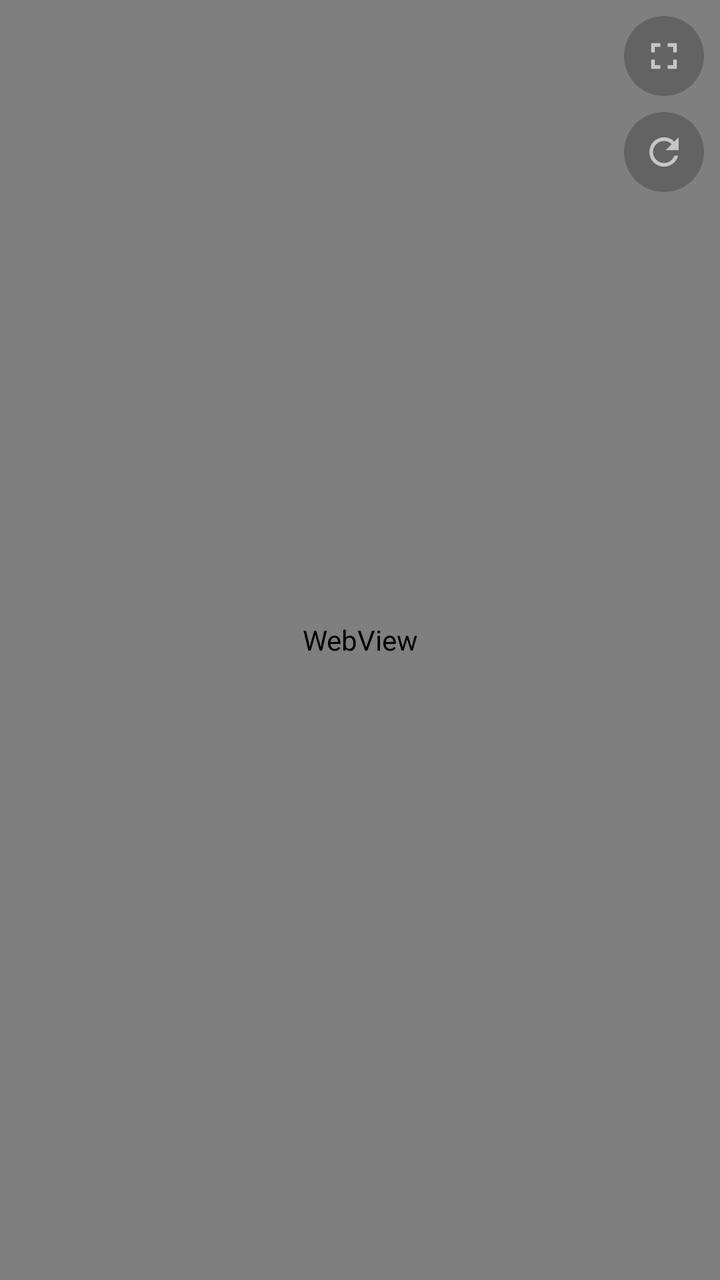
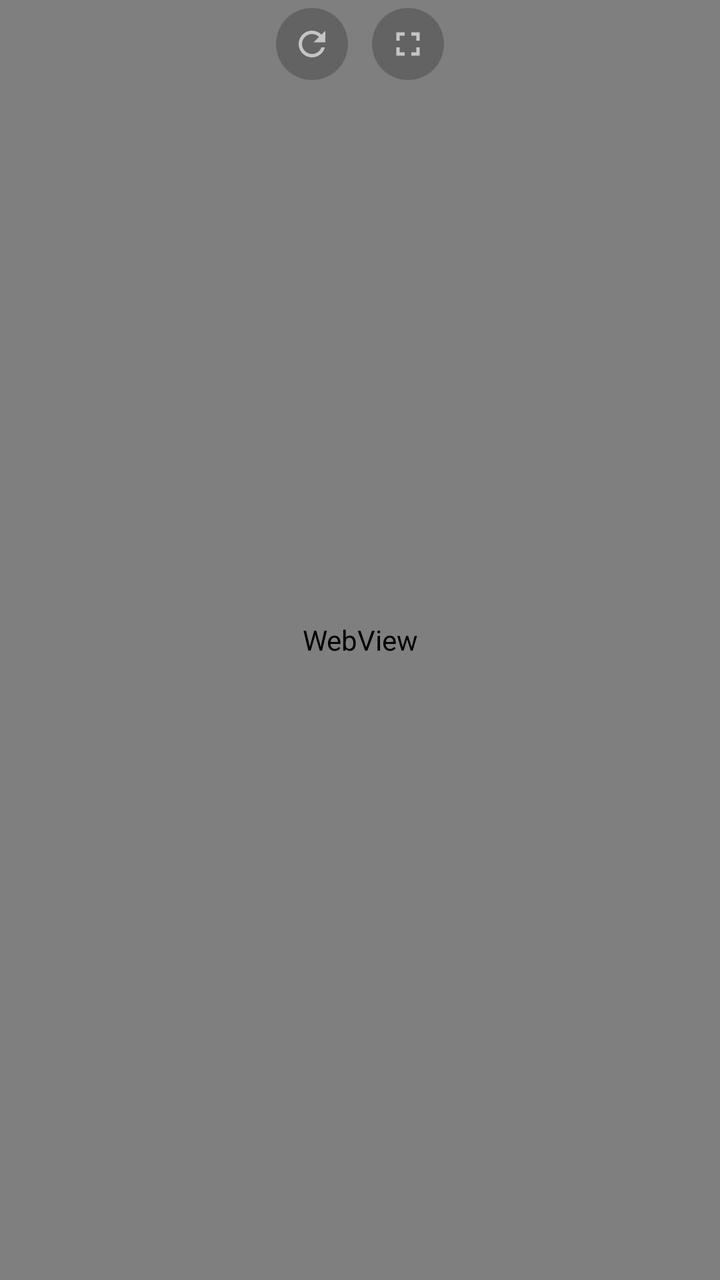

Two renders of the same Android screen: before a commit and after it. Below are the layout's source before the change and the commit's diff.
<!-- AndroidManifest.xml: application theme AppTheme -->
<!-- res/layout/activity_main.xml -->
<?xml version="1.0" encoding="utf-8"?>
<FrameLayout xmlns:android="http://schemas.android.com/apk/res/android"
    android:id="@+id/root"
    android:layout_width="match_parent"
    android:layout_height="match_parent"
    android:background="@color/bg">

    <WebView
        android:id="@+id/web"
        android:layout_width="match_parent"
        android:layout_height="match_parent" />

    <ImageButton
        android:id="@+id/fs_button"
        android:layout_width="40dp"
        android:layout_height="40dp"
        android:layout_gravity="top|end"
        android:layout_margin="8dp"
        android:alpha="0.55"
        android:background="@drawable/fs_button_bg"
        android:contentDescription="@string/fullscreen"
        android:padding="9dp"
        android:scaleType="fitCenter"
        android:src="@drawable/ic_fullscreen" />

    <ImageButton
        android:id="@+id/reload_button"
        android:layout_width="40dp"
        android:layout_height="40dp"
        android:layout_gravity="top|end"
        android:layout_marginTop="56dp"
        android:layout_marginEnd="8dp"
        android:alpha="0.55"
        android:background="@drawable/fs_button_bg"
        android:contentDescription="@string/reload"
        android:padding="9dp"
        android:scaleType="fitCenter"
        android:src="@drawable/ic_refresh" />
</FrameLayout>
<!-- resources referenced by this layout -->
<resources>
  <color name="bg">#0f172a</color>
  <!-- drawable fs_button_bg (drawable) -->
  <?xml version="1.0" encoding="utf-8"?>
  <shape xmlns:android="http://schemas.android.com/apk/res/android"
      android:shape="oval">
      <solid android:color="@color/fs_button_bg" />
  </shape>
  <!-- drawable ic_fullscreen (drawable) -->
  <?xml version="1.0" encoding="utf-8"?>
  <vector xmlns:android="http://schemas.android.com/apk/res/android"
      android:width="24dp"
      android:height="24dp"
      android:viewportWidth="24"
      android:viewportHeight="24">
      <path
          android:fillColor="#FFFFFF"
          android:pathData="M7,14H5v5h5v-2H7v-3zM5,10h2V7h3V5H5v5zM17,17h-3v2h5v-5h-2v3zM14,5v2h3v3h2V5h-5z" />
  </vector>
  <!-- drawable ic_refresh (drawable) -->
  <?xml version="1.0" encoding="utf-8"?>
  <vector xmlns:android="http://schemas.android.com/apk/res/android"
      android:width="24dp"
      android:height="24dp"
      android:viewportWidth="24"
      android:viewportHeight="24">
      <path
          android:fillColor="#FFFFFF"
          android:pathData="M17.65,6.35C16.2,4.9 14.21,4 12,4c-4.42,0 -7.99,3.58 -7.99,8s3.57,8 7.99,8c3.73,0 6.84,-2.55 7.73,-6h-2.08c-0.82,2.33 -3.04,4 -5.65,4 -3.31,0 -6,-2.69 -6,-6s2.69,-6 6,-6c1.66,0 3.14,0.69 4.22,1.78L13,11h7V4l-2.35,2.35z" />
  </vector>
  <string name="fullscreen">Полный экран</string>
  <string name="reload">Обновить страницу</string>
  <style name="AppTheme" parent="@android:style/Theme.DeviceDefault.NoActionBar">
          <item name="android:windowBackground">@color/bg</item>
          <item name="android:statusBarColor">@color/bg</item>
          <item name="android:navigationBarColor">@color/bg</item>
          <item name="android:windowLayoutInDisplayCutoutMode">shortEdges</item>
      </style>
  <color name="fs_button_bg">#66000000</color>
</resources>

<!-- the commit's change to res/layout/activity_main.xml (unified diff, before → after) -->
@@ -10,30 +10,35 @@
         android:layout_width="match_parent"
         android:layout_height="match_parent" />
 
-    <ImageButton
-        android:id="@+id/fs_button"
-        android:layout_width="40dp"
-        android:layout_height="40dp"
-        android:layout_gravity="top|end"
-        android:layout_margin="8dp"
-        android:alpha="0.55"
-        android:background="@drawable/fs_button_bg"
-        android:contentDescription="@string/fullscreen"
-        android:padding="9dp"
-        android:scaleType="fitCenter"
-        android:src="@drawable/ic_fullscreen" />
+    
+    <LinearLayout
+        android:layout_width="wrap_content"
+        android:layout_height="wrap_content"
+        android:layout_gravity="top|center_horizontal"
+        android:layout_marginTop="4dp"
+        android:orientation="horizontal">
 
-    <ImageButton
-        android:id="@+id/reload_button"
-        android:layout_width="40dp"
-        android:layout_height="40dp"
-        android:layout_gravity="top|end"
-        android:layout_marginTop="56dp"
-        android:layout_marginEnd="8dp"
-        android:alpha="0.55"
-        android:background="@drawable/fs_button_bg"
-        android:contentDescription="@string/reload"
-        android:padding="9dp"
-        android:scaleType="fitCenter"
-        android:src="@drawable/ic_refresh" />
+        <ImageButton
+            android:id="@+id/reload_button"
+            android:layout_width="36dp"
+            android:layout_height="36dp"
+            android:layout_marginEnd="12dp"
+            android:alpha="0.55"
+            android:background="@drawable/fs_button_bg"
+            android:contentDescription="@string/reload"
+            android:padding="8dp"
+            android:scaleType="fitCenter"
+            android:src="@drawable/ic_refresh" />
+
+        <ImageButton
+            android:id="@+id/fs_button"
+            android:layout_width="36dp"
+            android:layout_height="36dp"
+            android:alpha="0.55"
+            android:background="@drawable/fs_button_bg"
+            android:contentDescription="@string/fullscreen"
+            android:padding="8dp"
+            android:scaleType="fitCenter"
+            android:src="@drawable/ic_fullscreen" />
+    </LinearLayout>
 </FrameLayout>
